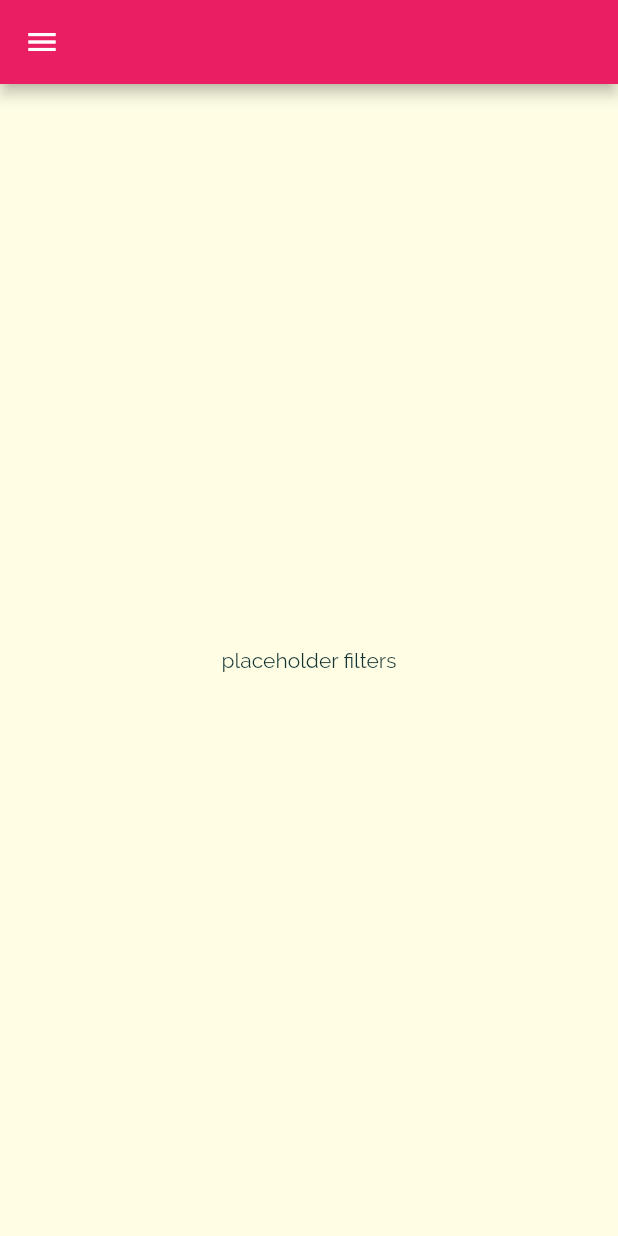
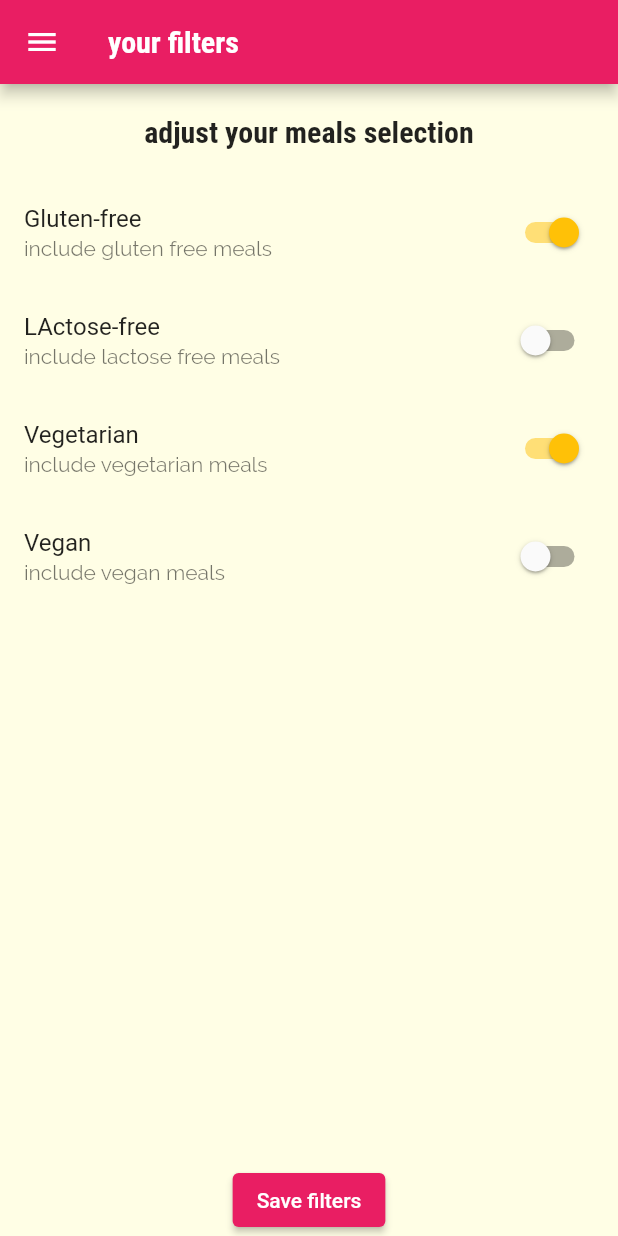
Before and after one commit to fluttercode9/meals-app, a Flutter app: the FiltersScreen screen opened by its route, on a phone screen of 412 x 824 dp. Run offline on Flutter 3.47's test engine with Material 2 defaults, Android fonts, the phone set to English and light mode, and no system bars.

Commit message:
Filters working!

```diff
--- a/lib/main.dart
+++ b/lib/main.dart
@@ -1,4 +1,6 @@
 import 'package:flutter/material.dart';
+import 'package:flutter_complete_guide/dummy_data.dart';
+import 'package:flutter_complete_guide/models/meal.dart';
 import 'package:flutter_complete_guide/screens/category_meals_screen.dart';
 import 'package:flutter_complete_guide/screens/favorites_screen.dart';
 import 'package:flutter_complete_guide/screens/filters_screen.dart';
@@ -8,7 +10,44 @@ import 'screens/tabs_screen.dart';
 
 void main() => runApp(MyApp());
 
-class MyApp extends StatelessWidget {
+class MyApp extends StatefulWidget {
+  @override
+  State<MyApp> createState() => _MyAppState();
+}
+
+class _MyAppState extends State<MyApp> {
+  Map<String, bool> _filters = {
+    "gluten": true,
+    'lactose': false,
+    'vegan': false,
+    'vegetarian': true
+  };
+  List<Meal> availableMeals;
+  void setFilters(Map<String, bool> newFilters) {
+    setState(() {
+      _filters = newFilters;
+      availableMeals = DUMMY_MEALS.where((meal) {
+        if (!meal.isGlutenFree && _filters['gluten']) {
+          return false;
+        }
+        if (!meal.isLactoseFree && _filters['lactose']) {
+          return false;
+        }
+        if (!meal.isVegan && _filters['vegan']) {
+          return false;
+        }
+        if (!meal.isVegetarian && _filters['vegetarian']) {
+          return false;
+        }
+        if (!meal.isGlutenFree && _filters['gluten']) {
+          return false;
+        }
+        return true;
+      }).toList();
+      print(availableMeals[2].id);
+    });
+  }
+
   @override
   Widget build(BuildContext context) {
     return MaterialApp(
@@ -33,10 +72,10 @@ class MyApp extends StatelessWidget {
       ),
       routes: {
         "/": (ctx) => TabScreen(),
-        CategoryMealsScreen.route: (ctx) => CategoryMealsScreen(),
+        CategoryMealsScreen.route: (ctx) => CategoryMealsScreen(availableMeals),
         MealDetailsScreen.route: (ctx) => MealDetailsScreen(),
         FavoritesScreen.route: (ctx) => FavoritesScreen(),
-        FiltersScreen.route: (ctx) => FiltersScreen(),
+        FiltersScreen.route: (ctx) => FiltersScreen(_filters, setFilters),
       },
     );
   }
--- a/lib/screens/filters_screen.dart
+++ b/lib/screens/filters_screen.dart
@@ -1,17 +1,108 @@
 import 'package:flutter/material.dart';
 import 'package:flutter_complete_guide/widgets/main_drawer.dart';
 
-class FiltersScreen extends StatelessWidget {
+class FiltersScreen extends StatefulWidget {
   static const route = '/filters';
+  Map<String, bool> currentFilters;
+  Function saveFilters;
+
+  FiltersScreen(this.currentFilters, this.saveFilters);
+
+  @override
+  State<FiltersScreen> createState() => _FiltersScreenState();
+}
+
+class _FiltersScreenState extends State<FiltersScreen> {
+  Widget _buildSwitchListTile(String title, String despcription,
+      bool currentValue, Function updateValue) {
+    return SwitchListTile(
+      value: currentValue,
+      title: Text(title),
+      subtitle: Text(despcription),
+      onChanged: updateValue,
+    );
+  }
+
+  Map<String, bool> newFilters;
+  bool _glutenFree = false;
+
+  bool _vegan = false;
+
+  bool _vegetarian = false;
+
+  bool _lactoseFree = false;
+
+  @override
+  void initState() {
+    _glutenFree = widget.currentFilters['gluten'];
+    _lactoseFree = widget.currentFilters['lactose'];
+    _vegan = widget.currentFilters['vegan'];
+    _vegetarian = widget.currentFilters['vegetarian'];
+
+    super.initState();
+  }
+
   @override
   Widget build(BuildContext context) {
     return Scaffold(
-      appBar: AppBar(),
+      appBar: AppBar(
+        title: Text('your filters'),
+      ),
       drawer: MainDrawer(),
-      body: Center(
-        child: Container(
-          child: Text('placeholder filters'),
-        ),
+      body: Column(
+        children: [
+          Container(
+            padding: EdgeInsets.all(20),
+            child: Text(
+              'adjust your meals selection',
+              style: Theme.of(context).textTheme.headline6,
+            ),
+          ),
+          Expanded(
+              child: ListView(
+            children: [
+              _buildSwitchListTile(
+                  'Gluten-free', 'include gluten free meals', _glutenFree,
+                  (newValue) {
+                setState(() {
+                  _glutenFree = newValue;
+                });
+              }),
+              _buildSwitchListTile(
+                  'LActose-free', 'include lactose free meals', _lactoseFree,
+                  (newValue) {
+                setState(() {
+                  _lactoseFree = newValue;
+                });
+              }),
+              _buildSwitchListTile(
+                  'Vegetarian', 'include vegetarian meals', _vegetarian,
+                  (newValue) {
+                setState(() {
+                  _vegetarian = newValue;
+                });
+              }),
+              _buildSwitchListTile('Vegan', 'include vegan meals', _vegan,
+                  (newValue) {
+                setState(() {
+                  _vegan = newValue;
+                });
+              }),
+            ],
+          )),
+          ElevatedButton(
+              onPressed: () {
+                newFilters = {
+                  "gluten": _glutenFree,
+                  'lactose': _lactoseFree,
+                  'vegan': _vegan,
+                  'vegetarian': _vegetarian
+                };
+                widget.saveFilters(newFilters);
+                Navigator.of(context).pushReplacementNamed('/');
+              },
+              child: Text('Save filters'))
+        ],
       ),
     );
   }
```
Also changed, not shown: lib/screens/category_meals_screen.dart (+5 -2 lines).
